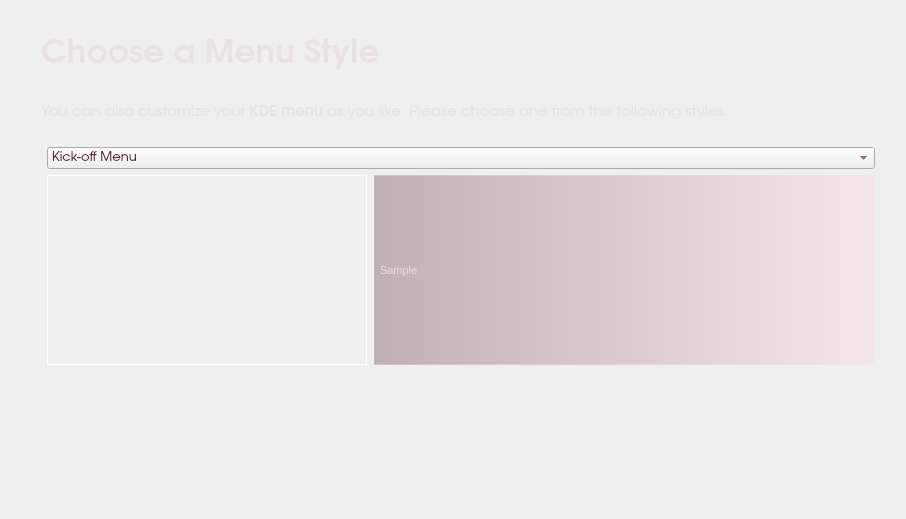
pars-linux/uludag, file kde/kaptan/src/gui/menuWidget.ui: the form before one commit.
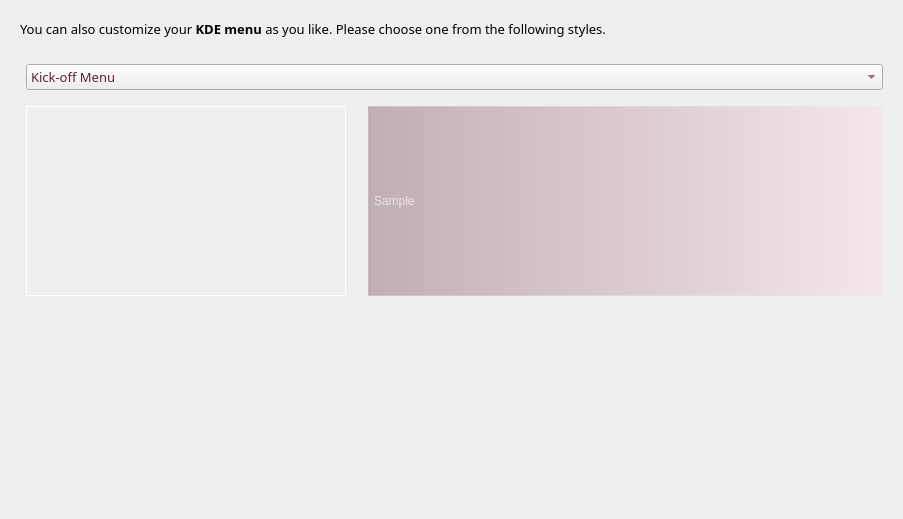
The form after the commit.

The edit to the form file:
```diff
--- a/kde/kaptan/src/gui/menuWidget.ui
+++ b/kde/kaptan/src/gui/menuWidget.ui
@@ -28,104 +28,19 @@
 }</string>
   </property>
   <layout class="QGridLayout" name="gridLayout">
-   <item row="0" column="0" rowspan="2">
-    <spacer name="horizontalSpacer_3">
-     <property name="orientation">
-      <enum>Qt::Horizontal</enum>
-     </property>
-     <property name="sizeType">
-      <enum>QSizePolicy::Fixed</enum>
-     </property>
-     <property name="sizeHint" stdset="0">
-      <size>
-       <width>30</width>
-       <height>20</height>
-      </size>
-     </property>
-    </spacer>
-   </item>
-   <item row="0" column="1" colspan="2">
-    <spacer name="verticalSpacer">
-     <property name="orientation">
-      <enum>Qt::Vertical</enum>
-     </property>
-     <property name="sizeType">
-      <enum>QSizePolicy::Fixed</enum>
-     </property>
-     <property name="sizeHint" stdset="0">
-      <size>
-       <width>10</width>
-       <height>10</height>
-      </size>
-     </property>
-    </spacer>
-   </item>
-   <item row="0" column="4" rowspan="2">
-    <spacer name="horizontalSpacer_4">
-     <property name="orientation">
-      <enum>Qt::Horizontal</enum>
-     </property>
-     <property name="sizeType">
-      <enum>QSizePolicy::Fixed</enum>
-     </property>
-     <property name="sizeHint" stdset="0">
-      <size>
-       <width>20</width>
-       <height>20</height>
-      </size>
-     </property>
-    </spacer>
-   </item>
-   <item row="1" column="1" colspan="3">
-    <widget class="QLabel" name="label">
-     <property name="minimumSize">
-      <size>
-       <width>487</width>
-       <height>0</height>
-      </size>
-     </property>
+   <property name="margin">
+    <number>20</number>
+   </property>
+   <item row="0" column="0" colspan="4">
+    <widget class="QLabel" name="description">
      <property name="font">
       <font>
-       <family>URW Gothic L</family>
-       <pointsize>25</pointsize>
-       <weight>75</weight>
-       <bold>true</bold>
+       <family>Sans Serif</family>
+       <pointsize>10</pointsize>
       </font>
      </property>
      <property name="styleSheet">
-      <string>color: rgb(234, 225, 228);</string>
-     </property>
-     <property name="text">
-      <string>Choose a Menu Style</string>
-     </property>
-    </widget>
-   </item>
-   <item row="2" column="1" colspan="2">
-    <spacer name="verticalSpacer_3">
-     <property name="orientation">
-      <enum>Qt::Vertical</enum>
-     </property>
-     <property name="sizeType">
-      <enum>QSizePolicy::Fixed</enum>
-     </property>
-     <property name="sizeHint" stdset="0">
-      <size>
-       <width>322</width>
-       <height>20</height>
-      </size>
-     </property>
-    </spacer>
-   </item>
-   <item row="3" column="1" colspan="3">
-    <widget class="QLabel" name="label_2">
-     <property name="font">
-      <font>
-       <family>URW Gothic L</family>
-       <pointsize>11</pointsize>
-      </font>
-     </property>
-     <property name="styleSheet">
-      <string>color: rgb(234, 225, 228);</string>
+      <string notr="true"/>
      </property>
      <property name="text">
       <string>You can also customize your &lt;b&gt;KDE menu&lt;/b&gt; as you like. Please choose one from the following styles.</string>
@@ -135,7 +50,7 @@
      </property>
     </widget>
    </item>
-   <item row="6" column="2">
+   <item row="4" column="1">
     <widget class="QLabel" name="pictureMenuStyles">
      <property name="sizePolicy">
       <sizepolicy hsizetype="Fixed" vsizetype="Fixed">
@@ -180,7 +95,7 @@
      </property>
     </widget>
    </item>
-   <item row="6" column="3">
+   <item row="4" column="3">
     <widget class="QLabel" name="labelMenuDescription">
      <property name="sizePolicy">
       <sizepolicy hsizetype="Expanding" vsizetype="Preferred">
@@ -196,7 +111,7 @@
      </property>
      <property name="font">
       <font>
-       <pointsize>8</pointsize>
+       <pointsize>9</pointsize>
       </font>
      </property>
      <property name="styleSheet">
@@ -214,32 +129,19 @@
      <property name="wordWrap">
       <bool>true</bool>
      </property>
+     <property name="margin">
+      <number>10</number>
+     </property>
      <property name="indent">
       <number>0</number>
      </property>
     </widget>
    </item>
-   <item row="7" column="1" colspan="3">
-    <spacer name="verticalSpacer_5">
-     <property name="orientation">
-      <enum>Qt::Vertical</enum>
-     </property>
-     <property name="sizeType">
-      <enum>QSizePolicy::Expanding</enum>
-     </property>
-     <property name="sizeHint" stdset="0">
-      <size>
-       <width>834</width>
-       <height>144</height>
-      </size>
-     </property>
-    </spacer>
-   </item>
-   <item row="5" column="2" colspan="2">
+   <item row="2" column="1" colspan="3">
     <widget class="QComboBox" name="menuStyles">
      <property name="font">
       <font>
-       <family>URW Gothic L</family>
+       <family>Sans Serif</family>
        <pointsize>10</pointsize>
       </font>
      </property>
@@ -263,7 +165,7 @@
      </item>
     </widget>
    </item>
-   <item row="4" column="2">
+   <item row="1" column="1">
     <spacer name="verticalSpacer_4">
      <property name="orientation">
       <enum>Qt::Vertical</enum>
@@ -273,12 +175,60 @@
      </property>
      <property name="sizeHint" stdset="0">
       <size>
-       <width>321</width>
+       <width>20</width>
        <height>20</height>
       </size>
      </property>
     </spacer>
    </item>
+   <item row="5" column="0" colspan="4">
+    <spacer name="verticalSpacer_5">
+     <property name="orientation">
+      <enum>Qt::Vertical</enum>
+     </property>
+     <property name="sizeType">
+      <enum>QSizePolicy::Expanding</enum>
+     </property>
+     <property name="sizeHint" stdset="0">
+      <size>
+       <width>834</width>
+       <height>144</height>
+      </size>
+     </property>
+    </spacer>
+   </item>
+   <item row="4" column="2">
+    <spacer name="horizontalSpacer">
+     <property name="orientation">
+      <enum>Qt::Horizontal</enum>
+     </property>
+     <property name="sizeType">
+      <enum>QSizePolicy::Fixed</enum>
+     </property>
+     <property name="sizeHint" stdset="0">
+      <size>
+       <width>10</width>
+       <height>20</height>
+      </size>
+     </property>
+    </spacer>
+   </item>
+   <item row="3" column="1">
+    <spacer name="verticalSpacer">
+     <property name="orientation">
+      <enum>Qt::Vertical</enum>
+     </property>
+     <property name="sizeType">
+      <enum>QSizePolicy::Fixed</enum>
+     </property>
+     <property name="sizeHint" stdset="0">
+      <size>
+       <width>10</width>
+       <height>10</height>
+      </size>
+     </property>
+    </spacer>
+   </item>
   </layout>
  </widget>
  <resources/>
```
